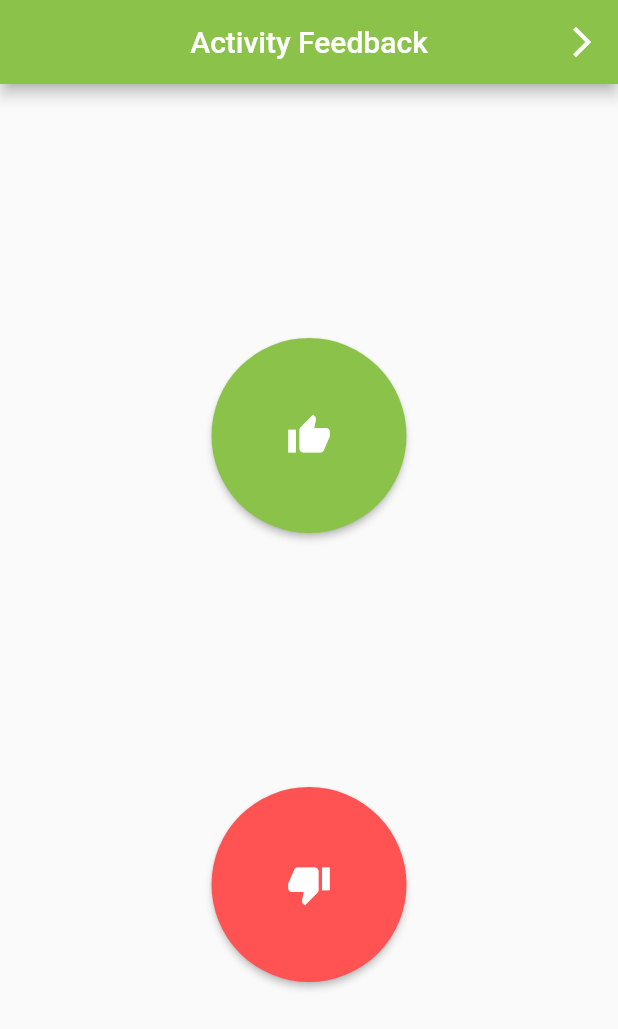
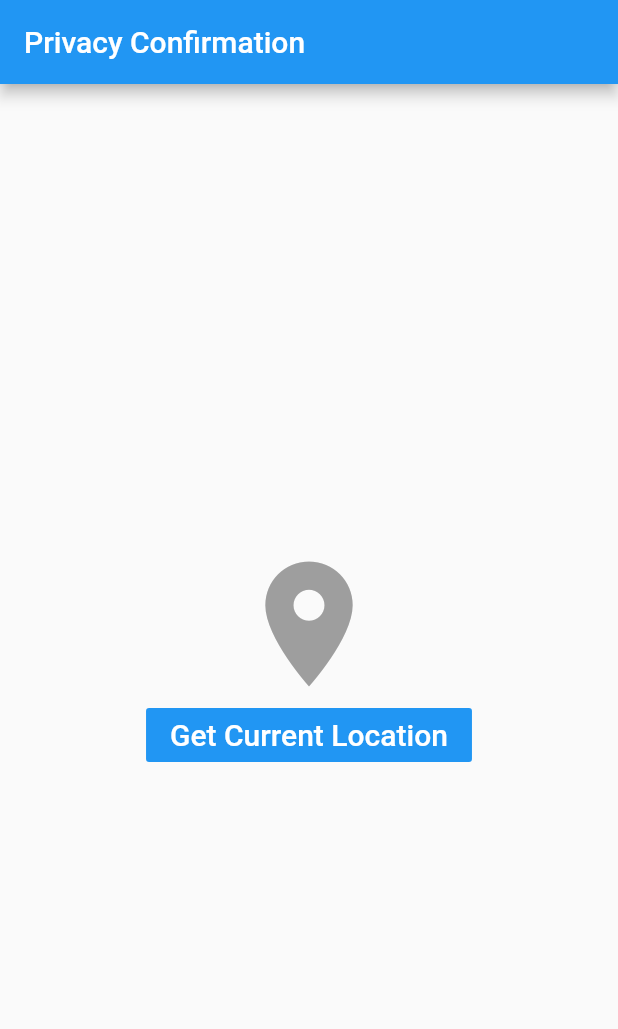
Before and after one commit to sandra-soto/zotivity, a Flutter app: the screen it shows after launch, on a phone screen of 412 x 824 dp. Shown: the top 1029 px of the screen. Run offline on Flutter 3.47's test engine with Material 2 defaults, Android fonts, the phone set to English and light mode, and no system bars; our stand-ins replace geolocator, weather.

Commit message:
Add location and report weather

```diff
--- a/lib/main.dart
+++ b/lib/main.dart
@@ -1,126 +1,91 @@
+import 'dart:convert';
 import 'package:flutter/material.dart';
-import 'package:table_calendar/table_calendar.dart';
+import 'package:geolocator/geolocator.dart';
+import 'package:weather/weather.dart';
+import 'package:http/http.dart' as http;
+
+void main() {
+  runApp(MaterialApp(
+    home: App(),
+  ));
+}
+
+class App extends StatefulWidget {
+  @override
+  _AppState createState() => _AppState();
+}
+
+class _AppState extends State<App> {
+
+  double lat;
+  double lon;
+
+  Future<Position> getPosition() async {
+    Position position = await Geolocator.getCurrentPosition(desiredAccuracy: LocationAccuracy.high);
+    return position;
+  }
+
+  getCurrentLat() async {
+
+    final position = await Geolocator.getCurrentPosition(desiredAccuracy: LocationAccuracy.high);
+    return position.latitude;
+
+  }
+
+  getCurrentLon() async {
+
+    final position = await Geolocator.getCurrentPosition(desiredAccuracy: LocationAccuracy.high);
+    return position.longitude;
+
+  }
 
 
+  Future<String> getData(double latitude, double longitude) async {
+    WeatherFactory wf = WeatherFactory('3d45c6ea75793ed583d1664d77b8bb50');
+    Weather w = await wf.currentWeatherByLocation(latitude, longitude);
+    print(w);
+    //return parsed['list'][0]['weather'][0]['description'];
+  }
 
-void main() {
-  runApp(MyApp());
-}
+  void initState() {
+    super.initState();
+    getPosition().then((position) {
+      setState(() {
+        lon = position.longitude;
+        lat = position.latitude;
+      });
+    });
+  }
 
-class MyApp extends StatelessWidget {
   // This widget is the root of your application.
   @override
   Widget build(BuildContext context) {
     return MaterialApp(
-      title: 'Zotivity',
-      theme: ThemeData(
+        title: 'Flutter Demo',
+        home: Scaffold(
+            appBar: AppBar(
+                title: Text("Privacy Confirmation")
+            ),
+            body: Align(
+              child: Column(
+                  mainAxisAlignment: MainAxisAlignment.center,
+                  children: <Widget>[
 
-        primarySwatch: Colors.green,
+                    Icon(
+                        Icons.location_on, size:100, color:Colors.grey,
+                    ),
+                    //Text('$_weather'),
+                    FlatButton(
+                        onPressed: () {
+                          getData(lat,lon);
+                        },
+                        color: Colors.blue,
+                        child: Text("Get Current Location", style:TextStyle(color:Colors.white,fontSize: 20)),
+                    )
 
-        visualDensity: VisualDensity.adaptivePlatformDensity,
-      ),
-      home: MyHomePage(title: 'Activity Feedback'),
+                  ]),
+            )
+        )
     );
   }
 }
-
-class MyHomePage extends StatefulWidget {
-  MyHomePage({Key key, this.title}) : super(key: key);
-  final String title;
-
-  @override
-  _MyHomePageState createState() => _MyHomePageState();
-}
-
-class _MyHomePageState extends State<MyHomePage> {
-// support function here
-  @override
-  Widget build(BuildContext context) {
-    return Scaffold(
-      appBar: AppBar(
-        title: Text(widget.title),
-        centerTitle: true,
-        backgroundColor: Colors.lightGreen,
-
-        actions: <Widget>[
-          IconButton(
-            icon: Icon(
-              Icons.arrow_forward_ios,
-              color: Colors.white,
-            ),
-            onPressed: () {
-              // navigate to home page WRITE HERE
-              Navigator.push(context,MaterialPageRoute(builder: (context) => CalenderPage()));
-            },
-          )
-        ],
-      ),
-      body: Center(
-
-        child: Column(
-
-          mainAxisAlignment: MainAxisAlignment.spaceEvenly,
-          children: <Widget>[
-            RawMaterialButton(onPressed: () {}, //keep recommendation
-              elevation: 2.0,
-              fillColor: Colors.lightGreen,
-              child: Icon(
-                Icons.thumb_up,
-                color: Colors.white,
-                size: 30.0,
-              ),
-              padding: EdgeInsets.all(50.0),
-              shape: CircleBorder(),),
-
-            RawMaterialButton(onPressed: () {}, //not recommend this activity again
-              elevation: 2.0,
-              fillColor: Colors.redAccent,
-              child: Icon(
-                Icons.thumb_down,
-                color: Colors.white,
-                size: 30.0,
-              ),
-              padding: EdgeInsets.all(50.0),
-              shape: CircleBorder(),),
-          ],
-        ),
-      ),
-      // This trailing comma makes auto-formatting nicer for build methods.
-    );
-  }
-}
-
-class CalenderPage extends StatefulWidget {
-  @override
-  _CalenderPageState createState() => _CalenderPageState();
-}
-
-class _CalenderPageState extends State<CalenderPage> {
-  CalendarController _controller;
-
-  @override
-  void initState() {
-    // TODO: implement initState
-    super.initState();
-    _controller = CalendarController();
-  }
-
-  @override
-  Widget build(BuildContext context) {
-    return Scaffold(
-      appBar: AppBar(
-        title: Text('Calendar'),
-      ),
-      body: SingleChildScrollView(
-        child: Column(
-          crossAxisAlignment: CrossAxisAlignment.start,
-          children: <Widget>[
-            TableCalendar(
-              calendarController: _controller,
-            )
-          ],
-        ),
-      ),
-    );
-  }
-}
```
Also changed, not shown: lib/database.dart (deleted, +0 -115 lines), pubspec.yaml (+5 -5 lines), pubspec.lock, 12 other files.
